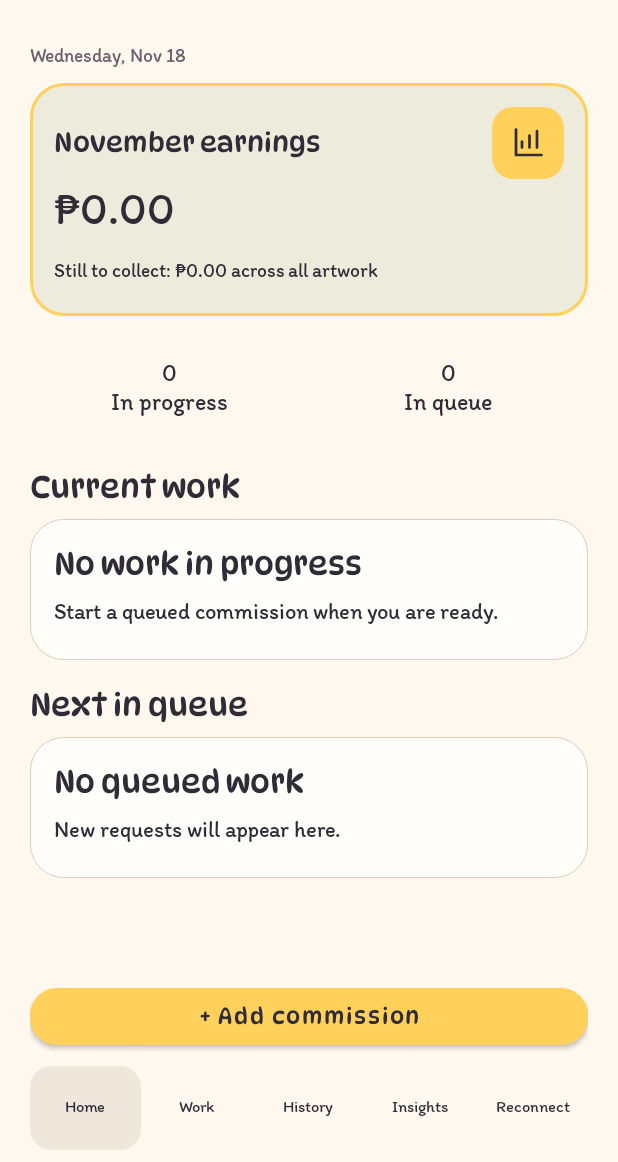
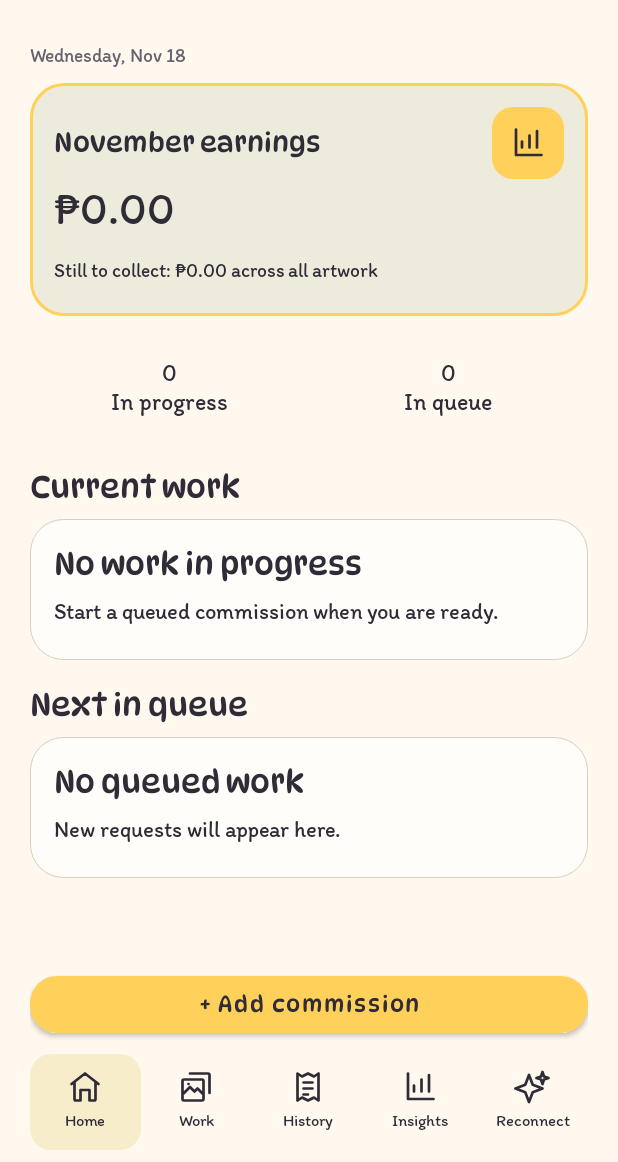
Before and after one commit to yezdenz/obra, an Android app: the screen it shows after launch (MainActivity), on a phone screen of 412 x 824 dp, the part 74-1236 px from its top. Run offline under Robolectric (Android 15) with nearby library versions, the phone set to English and light mode, and no system bars.

Commit message:
Pair bottom navigation labels with rounded destination icons

```diff
--- a/OBRA/app/src/main/java/com/obra/studio/ui/MainActivity.kt
+++ b/OBRA/app/src/main/java/com/obra/studio/ui/MainActivity.kt
@@ -4,6 +4,9 @@ import android.os.Bundle
 import android.widget.*
 import android.text.TextWatcher
 import android.text.Editable
+import android.view.View
+import android.view.Gravity
+import com.obra.studio.R
 import com.obra.studio.data.*
 import java.time.YearMonth
 
@@ -51,7 +54,28 @@ class MainActivity: BaseActivity() {
         reset(if(tab=="Home")"obra" else tab,false)
         when(tab) { "Home"->home(); "Commissions"->commissions(); "History"->history(); "Insights"->insights(); "Reconnect"->reconnect() }
         val nav=LinearLayout(this); footer.addView(nav)
-        listOf("Home","Commissions","History","Insights","Reconnect").forEach { name -> val t=TextView(this); t.text=if(name=="Commissions")"Work" else name; t.textSize=11f;t.typeface=supporting;t.setTextColor(ink);t.gravity=17;t.minHeight=dp(56);t.contentDescription=name;t.isSelected=name==tab;t.background=shape(if(name==tab)0xfff0e7dc.toInt() else cream,14);nav.addView(t,LinearLayout.LayoutParams(0,-2,1f));t.setOnClickListener { switch(name) } }
+        val destinations=listOf("Home" to R.drawable.ic_home,"Commissions" to R.drawable.ic_work,
+            "History" to R.drawable.ic_history,"Insights" to R.drawable.ic_insights,
+            "Reconnect" to R.drawable.ic_reconnect)
+        destinations.forEach { (name,icon) ->
+            val item=LinearLayout(this).apply {
+                orientation=LinearLayout.VERTICAL;gravity=Gravity.CENTER
+                minimumHeight=dp(64);setPadding(dp(2),dp(7),dp(2),dp(7))
+                contentDescription=name;isSelected=name==tab;isFocusable=true
+                background=shape(if(isSelected)0xfff8edcb.toInt() else cream,14)
+                setOnClickListener { switch(name) }
+            }
+            item.addView(ImageView(this).apply {
+                setImageResource(icon)
+                importantForAccessibility=View.IMPORTANT_FOR_ACCESSIBILITY_NO
+            },LinearLayout.LayoutParams(dp(24),dp(24)))
+            item.addView(TextView(this).apply {
+                text=if(name=="Commissions")"Work" else name
+                textSize=11f;typeface=supporting;setTextColor(ink);gravity=Gravity.CENTER
+                importantForAccessibility=View.IMPORTANT_FOR_ACCESSIBILITY_NO
+            },LinearLayout.LayoutParams(-1,-2).apply { topMargin=dp(3) })
+            nav.addView(item,LinearLayout.LayoutParams(0,-2,1f))
+        }
     }
     private fun home() {
         note(java.time.LocalDate.now().format(java.time.format.DateTimeFormatter.ofPattern("EEEE, MMM d")))
--- /dev/null
+++ b/OBRA/app/src/main/res/drawable/ic_history.xml
@@ -0,0 +1,6 @@
+<vector xmlns:android="http://schemas.android.com/apk/res/android"
+    android:width="24dp" android:height="24dp" android:viewportWidth="24" android:viewportHeight="24">
+    <path android:fillColor="@android:color/transparent" android:strokeColor="#302C37"
+        android:strokeWidth="1.8" android:strokeLineCap="round" android:strokeLineJoin="round"
+        android:pathData="M5,3L8,5L12,3L16,5L19,3L19,21L16,19L12,21L8,19L5,21ZM9,9L15,9M9,13L15,13M9,17L12,17" />
+</vector>
--- /dev/null
+++ b/OBRA/app/src/main/res/drawable/ic_home.xml
@@ -0,0 +1,6 @@
+<vector xmlns:android="http://schemas.android.com/apk/res/android"
+    android:width="24dp" android:height="24dp" android:viewportWidth="24" android:viewportHeight="24">
+    <path android:fillColor="@android:color/transparent" android:strokeColor="#302C37"
+        android:strokeWidth="1.8" android:strokeLineCap="round" android:strokeLineJoin="round"
+        android:pathData="M3,10L12,3L21,10M5,9L5,20Q5,21 6,21L9,21L9,14L15,14L15,21L18,21Q19,21 19,20L19,9" />
+</vector>
--- /dev/null
+++ b/OBRA/app/src/main/res/drawable/ic_reconnect.xml
@@ -0,0 +1,6 @@
+<vector xmlns:android="http://schemas.android.com/apk/res/android"
+    android:width="24dp" android:height="24dp" android:viewportWidth="24" android:viewportHeight="24">
+    <path android:fillColor="@android:color/transparent" android:strokeColor="#302C37"
+        android:strokeWidth="1.8" android:strokeLineCap="round" android:strokeLineJoin="round"
+        android:pathData="M10,4L12.5,10.5L19,13L12.5,15.5L10,22L7.5,15.5L1,13L7.5,10.5ZM19,2L20,5L23,6L20,7L19,10L18,7L15,6L18,5Z" />
+</vector>
--- /dev/null
+++ b/OBRA/app/src/main/res/drawable/ic_work.xml
@@ -0,0 +1,6 @@
+<vector xmlns:android="http://schemas.android.com/apk/res/android"
+    android:width="24dp" android:height="24dp" android:viewportWidth="24" android:viewportHeight="24">
+    <path android:fillColor="@android:color/transparent" android:strokeColor="#302C37"
+        android:strokeWidth="1.8" android:strokeLineCap="round" android:strokeLineJoin="round"
+        android:pathData="M8,3L20,3Q21,3 21,4L21,16M4,7L16,7Q17,7 17,8L17,20Q17,21 16,21L4,21Q3,21 3,20L3,8Q3,7 4,7ZM3,17L8,12L11,15L13,13L17,17M7,10L7.01,10" />
+</vector>
```
